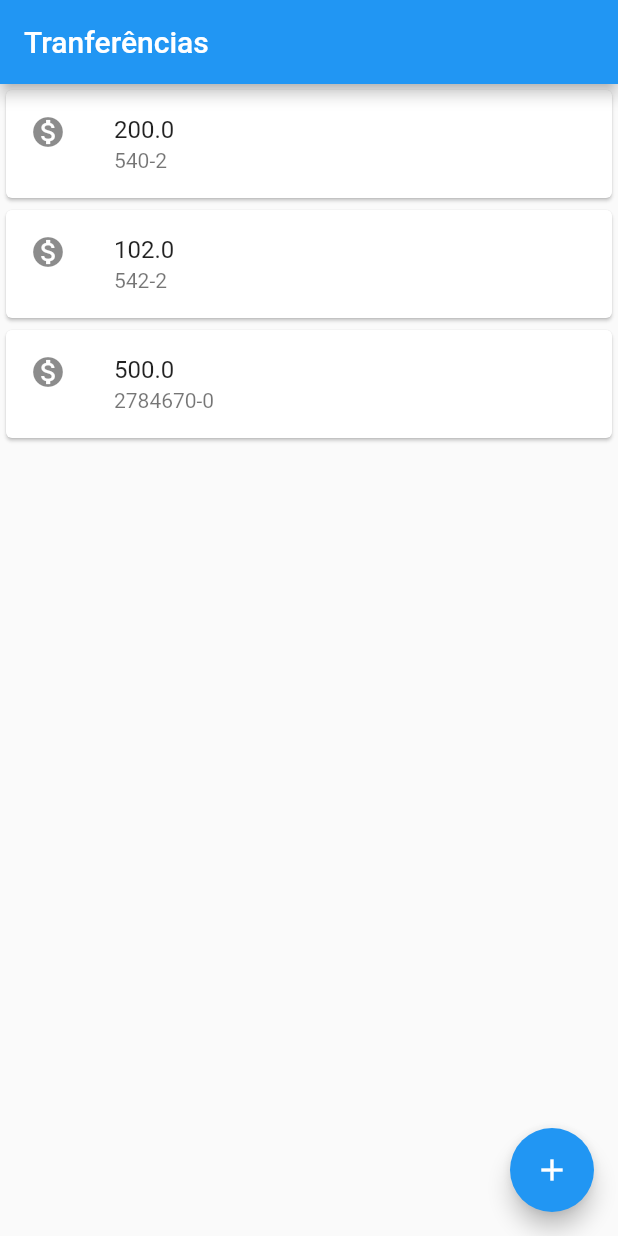
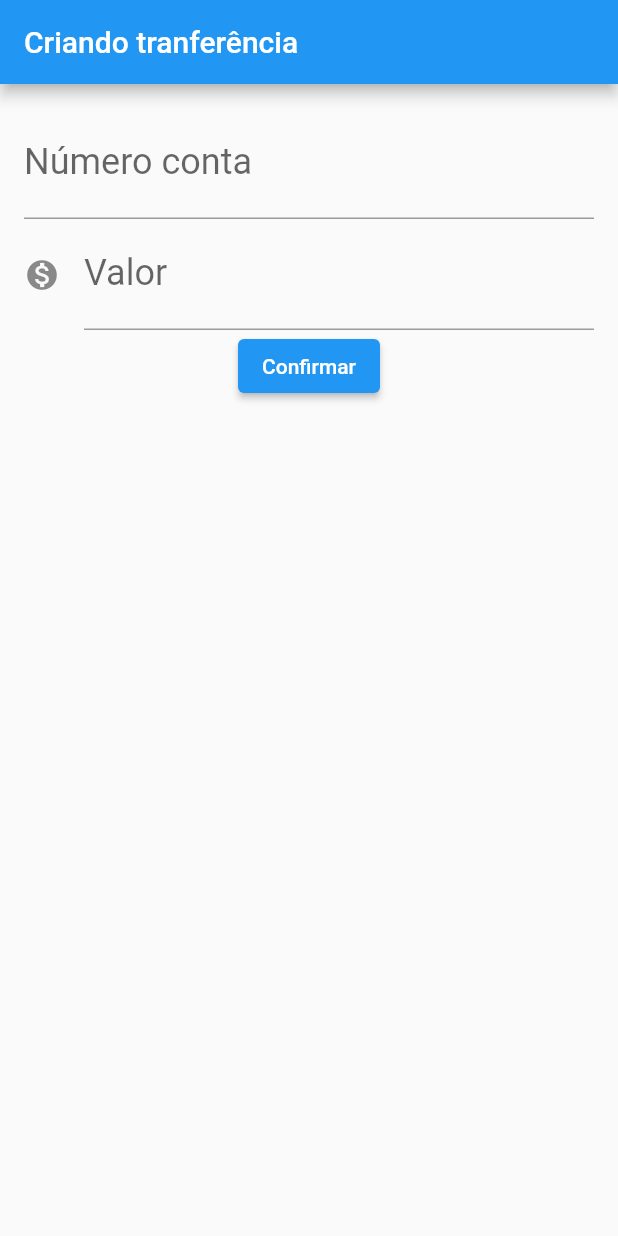
Before and after one commit to jefsterjr/bytebank, a Flutter app: the screen it shows after launch, on a phone screen of 412 x 824 dp. Run offline on Flutter 3.47's test engine with Material 2 defaults, Android fonts, the phone set to English and light mode, and no system bars.

Commit message:
Implementação do formulário de transferencia

```diff
--- /dev/null
+++ b/lib/transferencia/formulario.dart
@@ -0,0 +1,58 @@
+import 'package:bytebank/transferencia/transferencia.dart';
+import 'package:flutter/material.dart';
+
+class FormularioTransferencia extends StatelessWidget {
+  final TextEditingController _controllerNumeroConta = TextEditingController();
+  final TextEditingController _controllerValor = TextEditingController();
+
+  FormularioTransferencia({Key? key}) : super(key: key);
+
+  @override
+  Widget build(BuildContext context) {
+    return Scaffold(
+        appBar: AppBar(title: Text("Criando tranferência")),
+        body: Padding(
+          padding: const EdgeInsets.all(16.0),
+          child: Column(
+            children: <Widget>[
+              TextField(
+                controller: _controllerNumeroConta,
+                style: textStyle(),
+                key: const Key("numeroConta"),
+                keyboardType: TextInputType.number,
+                decoration: const InputDecoration(
+                    labelText: "Número conta", hintText: '0000'),
+              ),
+              TextField(
+                key: const Key("valor"),
+                controller: _controllerValor,
+                keyboardType: TextInputType.number,
+                decoration: const InputDecoration(
+                    labelText: "Valor",
+                    hintText: '0.000,00',
+                    icon: Icon(Icons.monetization_on)),
+                style: textStyle(),
+              ),
+              ElevatedButton(
+                  onPressed: () {
+                    int? numeroConta =
+                        int.tryParse(_controllerNumeroConta.text);
+                    double? valor = double.tryParse(_controllerValor.text);
+                    if (numeroConta != null && valor != null) {
+                      var transferenciaCriada =
+                          Transferencia(numeroConta, valor);
+                      ScaffoldMessenger.of(context).showSnackBar(
+                        SnackBar(
+                          content: Text('$transferenciaCriada'),
+                        ),
+                      );
+                    }
+                  },
+                  child: const Text("Confirmar"))
+            ],
+          ),
+        ));
+  }
+
+  TextStyle textStyle() => const TextStyle(fontSize: 24.0);
+}
--- a/lib/transferencia/item_transferencia.dart
+++ b/lib/transferencia/item.dart
@@ -12,7 +12,7 @@ class ItemTransferencia extends StatelessWidget {
         child: ListTile(
             leading: const Icon(Icons.monetization_on),
             title: Text(transferencia.valor.toString()),
-            subtitle: Text(transferencia.numeroConta)));
+            subtitle: Text(transferencia.numeroConta.toString())));
     return item;
   }
 }
--- a/lib/transferencia/lista_transferencia.dart
+++ /dev/null
@@ -1,19 +0,0 @@
-import 'dart:ffi';
-
-import 'package:bytebank/transferencia/item_transferencia.dart';
-import 'package:bytebank/transferencia/transferencia.dart';
-import 'package:flutter/material.dart';
-
-class ListaTransferencia extends StatelessWidget {
-
-  const ListaTransferencia({Key? key}) : super(key: key);
-
-  @override
-  Widget build(BuildContext context) {
-    return Column(children: const <Widget>[
-      ItemTransferencia(Transferencia('540-2', 200.0)),
-      ItemTransferencia(Transferencia('542-2', 102.0)),
-      ItemTransferencia(Transferencia('2784670-0', 500))
-    ]);
-  }
-}
--- a/lib/transferencia/transferencia.dart
+++ b/lib/transferencia/transferencia.dart
@@ -1,7 +1,11 @@
 class Transferencia {
-
-  final String numeroConta;
+  final int numeroConta;
   final double valor;
 
   const Transferencia(this.numeroConta, this.valor);
+
+  @override
+  String toString() {
+    return 'Transferencia{numeroConta: $numeroConta, valor: $valor}';
+  }
 }
```
Also changed, not shown: lib/main.dart (+6 -7 lines), lib/transferencia/listagem.dart (added, +21 -0 lines).
